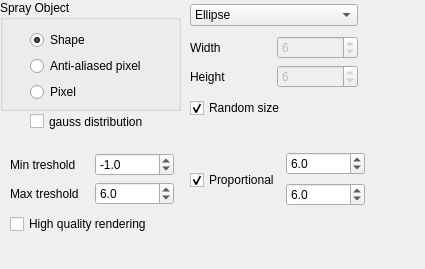
KDE/krita, file krita/plugins/paintops/spray/wdgshapeoptions.ui: the form before one commit.
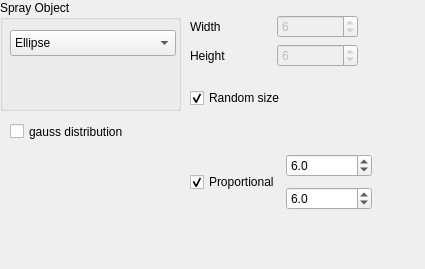
The form after the commit.

```diff
--- a/krita/plugins/paintops/spray/wdgshapeoptions.ui
+++ b/krita/plugins/paintops/spray/wdgshapeoptions.ui
@@ -37,41 +37,38 @@
    <property name="checkable">
     <bool>false</bool>
    </property>
-   <widget class="QWidget" name="layoutWidget">
+   <widget class="QComboBox" name="shapeBox">
     <property name="geometry">
      <rect>
-      <x>30</x>
+      <x>10</x>
       <y>30</y>
-      <width>133</width>
-      <height>73</height>
+      <width>166</width>
+      <height>26</height>
      </rect>
     </property>
-    <layout class="QVBoxLayout" name="verticalLayout">
-     <item>
-      <widget class="QRadioButton" name="shapeBtn">
-       <property name="text">
-        <string>Shape</string>
-       </property>
-       <property name="checked">
-        <bool>true</bool>
-       </property>
-      </widget>
-     </item>
-     <item>
-      <widget class="QRadioButton" name="particleBtn">
-       <property name="text">
-        <string>Anti-aliased pixel</string>
-       </property>
-      </widget>
-     </item>
-     <item>
-      <widget class="QRadioButton" name="pixelBtn">
-       <property name="text">
-        <string>Pixel</string>
-       </property>
-      </widget>
-     </item>
-    </layout>
+    <property name="currentIndex">
+     <number>0</number>
+    </property>
+    <item>
+     <property name="text">
+      <string>Ellipse</string>
+     </property>
+    </item>
+    <item>
+     <property name="text">
+      <string>Rectangle</string>
+     </property>
+    </item>
+    <item>
+     <property name="text">
+      <string>Anti-aliased pixel</string>
+     </property>
+    </item>
+    <item>
+     <property name="text">
+      <string>Pixel</string>
+     </property>
+    </item>
    </widget>
   </widget>
   <widget class="QWidget" name="layoutWidget">
@@ -80,32 +77,10 @@
      <x>190</x>
      <y>0</y>
      <width>168</width>
-     <height>123</height>
+     <height>125</height>
     </rect>
    </property>
    <layout class="QVBoxLayout" name="verticalLayout_3">
-    <item>
-     <widget class="QComboBox" name="shapeBox">
-      <property name="currentIndex">
-       <number>0</number>
-      </property>
-      <item>
-       <property name="text">
-        <string>Ellipse</string>
-       </property>
-      </item>
-      <item>
-       <property name="text">
-        <string>Rectangle</string>
-       </property>
-      </item>
-      <item>
-       <property name="text">
-        <string>Metaball</string>
-       </property>
-      </item>
-     </widget>
-    </item>
     <item>
      <layout class="QVBoxLayout" name="verticalLayout_2">
       <item>
@@ -169,8 +144,8 @@
     <rect>
      <x>190</x>
      <y>150</y>
-     <width>175</width>
-     <height>60</height>
+     <width>182</width>
+     <height>64</height>
     </rect>
    </property>
    <layout class="QHBoxLayout" name="horizontalLayout_3">
@@ -213,8 +188,8 @@
   <widget class="QCheckBox" name="gaussBox">
    <property name="geometry">
     <rect>
-     <x>30</x>
-     <y>110</y>
+     <x>10</x>
+     <y>120</y>
      <width>141</width>
      <height>23</height>
     </rect>
@@ -223,72 +198,6 @@
     <string>gauss distribution</string>
    </property>
   </widget>
-  <widget class="QWidget" name="">
-   <property name="geometry">
-    <rect>
-     <x>10</x>
-     <y>150</y>
-     <width>164</width>
-     <height>87</height>
-    </rect>
-   </property>
-   <layout class="QVBoxLayout" name="verticalLayout_5">
-    <item>
-     <layout class="QGridLayout" name="gridLayout">
-      <item row="0" column="0">
-       <widget class="QLabel" name="MetaballLbl">
-        <property name="text">
-         <string>Min treshold</string>
-        </property>
-       </widget>
-      </item>
-      <item row="0" column="1">
-       <widget class="QDoubleSpinBox" name="minTreshSpin">
-        <property name="decimals">
-         <number>1</number>
-        </property>
-        <property name="minimum">
-         <double>-100.000000000000000</double>
-        </property>
-        <property name="value">
-         <double>-1.000000000000000</double>
-        </property>
-       </widget>
-      </item>
-      <item row="1" column="0">
-       <widget class="QLabel" name="MetaballLbl2">
-        <property name="text">
-         <string>Max treshold</string>
-        </property>
-       </widget>
-      </item>
-      <item row="1" column="1">
-       <widget class="QDoubleSpinBox" name="maxTreshSpin">
-        <property name="decimals">
-         <number>1</number>
-        </property>
-        <property name="minimum">
-         <double>-100.000000000000000</double>
-        </property>
-        <property name="maximum">
-         <double>1000.000000000000000</double>
-        </property>
-        <property name="value">
-         <double>6.000000000000000</double>
-        </property>
-       </widget>
-      </item>
-     </layout>
-    </item>
-    <item>
-     <widget class="QCheckBox" name="renderBox">
-      <property name="text">
-       <string>High quality rendering</string>
-      </property>
-     </widget>
-    </item>
-   </layout>
-  </widget>
  </widget>
  <resources/>
  <connections>
```
